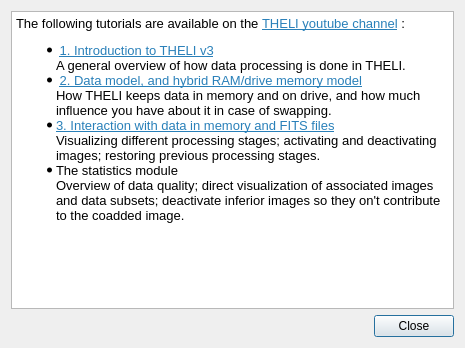
The window that src/readmes/tutorials.ui (schirmermischa/THELI) describes before a commit, drawn with Qt 5.
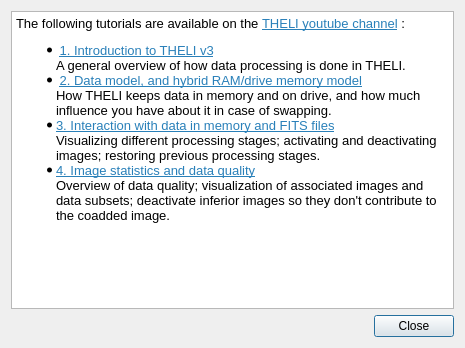
The same window after the commit.

Commit message: Added a tutorial about image statistics. Pushed version number to v3.1.3.

```diff
--- a/src/readmes/tutorials.ui
+++ b/src/readmes/tutorials.ui
@@ -45,7 +45,7 @@
 &lt;ul style=&quot;margin-top: 0px; margin-bottom: 0px; margin-left: 0px; margin-right: 0px; -qt-list-indent: 1;&quot;&gt;&lt;li style=&quot; margin-top:12px; margin-bottom:0px; margin-left:0px; margin-right:0px; -qt-block-indent:0; text-indent:0px;&quot;&gt; &lt;a href=&quot;https://www.youtube.com/watch?v=LUwIxouJoXs&quot;&gt;&lt;span style=&quot; text-decoration: underline; color:#2980b9;&quot;&gt;1. Introduction to THELI v3&lt;/span&gt;&lt;/a&gt;&lt;br /&gt;A general overview of how data processing is done in THELI.&lt;/li&gt;
 &lt;li style=&quot; margin-top:0px; margin-bottom:0px; margin-left:0px; margin-right:0px; -qt-block-indent:0; text-indent:0px;&quot;&gt; &lt;a href=&quot;https://www.youtube.com/watch?v=pCtqc26ibp0&quot;&gt;&lt;span style=&quot; text-decoration: underline; color:#2980b9;&quot;&gt;2. Data model, and hybrid RAM/drive memory model&lt;/span&gt;&lt;/a&gt;&lt;br /&gt;How THELI keeps data in memory and on drive, and how much influence you have about it in case of swapping.&lt;/li&gt;
 &lt;li style=&quot; margin-top:0px; margin-bottom:0px; margin-left:0px; margin-right:0px; -qt-block-indent:0; text-indent:0px;&quot;&gt;&lt;a href=&quot;https://www.youtube.com/watch?v=q4eWMIv4cx8&quot;&gt;&lt;span style=&quot; text-decoration: underline; color:#2980b9;&quot;&gt;3. Interaction with data in memory and FITS files&lt;/span&gt;&lt;/a&gt;&lt;br /&gt;Visualizing different processing stages; activating and deactivating images; restoring previous processing stages.&lt;/li&gt;
-&lt;li style=&quot; margin-top:0px; margin-bottom:0px; margin-left:0px; margin-right:0px; -qt-block-indent:0; text-indent:0px;&quot;&gt;The statistics module&lt;br /&gt;Overview of data quality; direct visualization of associated images and data subsets; deactivate inferior images so they on't contribute to the coadded image.&lt;/li&gt;&lt;/ul&gt;
+&lt;li style=&quot; margin-top:0px; margin-bottom:0px; margin-left:0px; margin-right:0px; -qt-block-indent:0; text-indent:0px;&quot;&gt;&lt;a href=&quot;https://www.youtube.com/watch?v=9tqfmRtu1Qc&quot;&gt;&lt;span style=&quot; text-decoration: underline; color:#2980b9;&quot;&gt;4. Image statistics and data quality&lt;/span&gt;&lt;/a&gt;&lt;br /&gt;Overview of data quality; visualization of associated images and data subsets; deactivate inferior images so they don't contribute to the coadded image.&lt;/li&gt;&lt;/ul&gt;
 &lt;p style=&quot;-qt-paragraph-type:empty; margin-top:0px; margin-bottom:0px; margin-left:0px; margin-right:0px; -qt-block-indent:0; text-indent:0px;&quot;&gt;&lt;br /&gt;&lt;/p&gt;&lt;/body&gt;&lt;/html&gt;</string>
      </property>
      <property name="openExternalLinks">
```
The commit also changes 2 other files.
